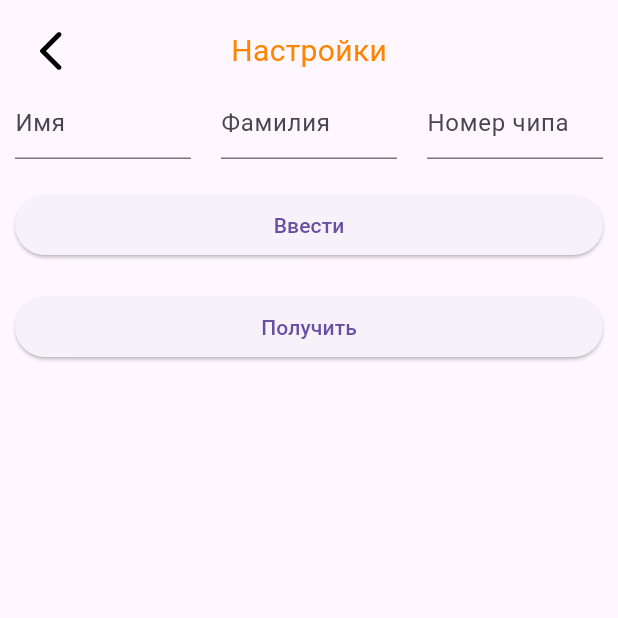
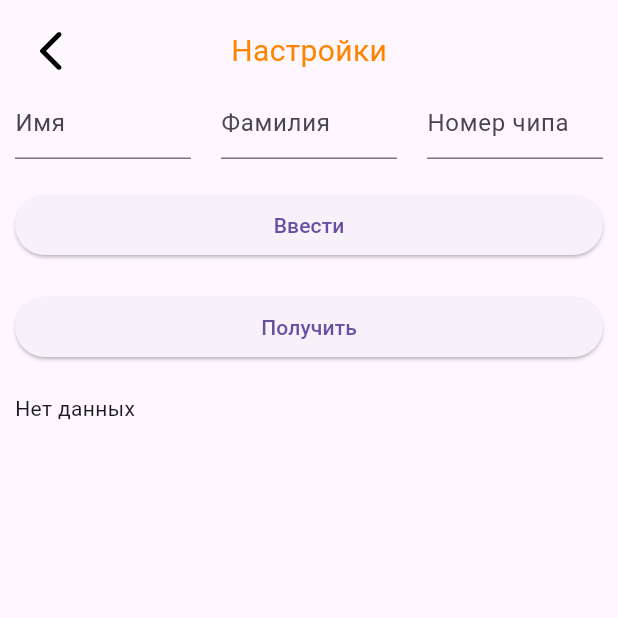
Before and after one commit to orient-mark/sportsman, a Flutter app: the Settings screen opened by its route, after a tap on "Ввести", on a phone screen of 412 x 824 dp, the top half of it. Run offline on Flutter 3.47's test engine with Material 3 defaults, Android fonts, the phone set to English and light mode, and no system bars; our stand-ins replace flutter_mobx, mobx; missing offline and left inert: mobile_scanner; generated files the repository leaves out were written again.

Commit message:
Update settings.dart

```diff
--- a/lib/presentation/settings/settings.dart
+++ b/lib/presentation/settings/settings.dart
@@ -23,6 +23,7 @@ class _SettingsState extends State<Settings> {
   void initState() {
     super.initState();
     _settingsState = SettingsModule.settingsState();
+    _getParticipant();
   }
 
   @override
@@ -102,7 +103,7 @@ class _SettingsState extends State<Settings> {
             child: CircularProgressIndicator(),
           );
         }
-        if (_settingsState.isGeted == false) return Container();
+        if (_settingsState.isGeted == false) return const Text('Нет данных');
 
         return Column(
           crossAxisAlignment: CrossAxisAlignment.stretch,
```
